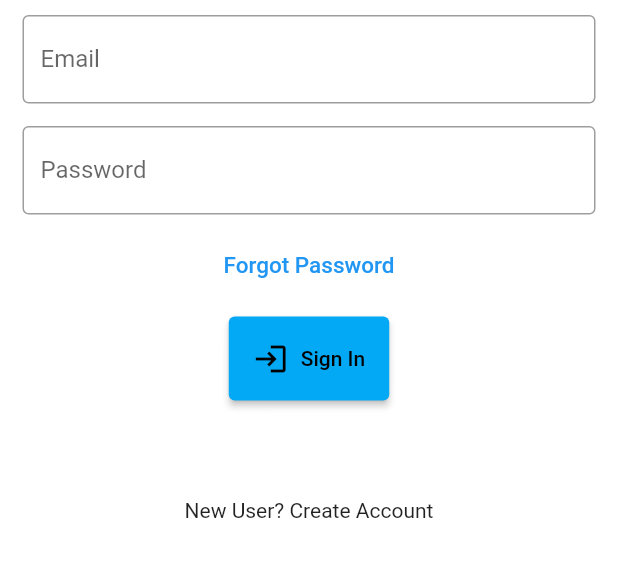
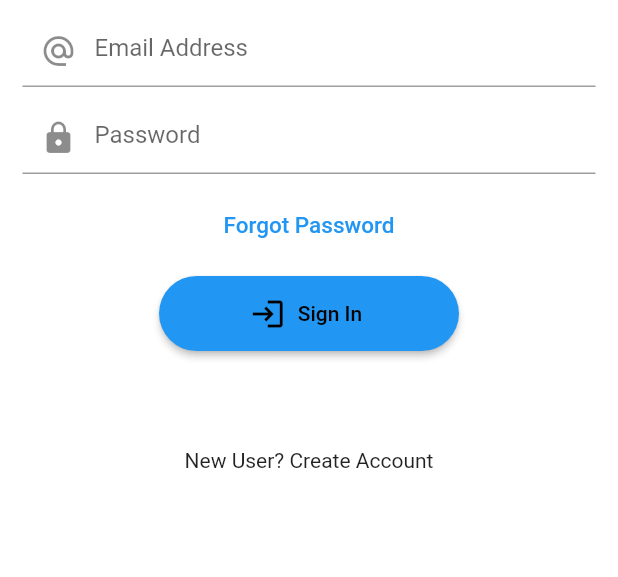
Before and after one commit to narak999/Zest, a Flutter app: the screen it shows after launch, on a phone screen of 412 x 824 dp, the part 375-952 px from its top. Run offline on Flutter 3.47's test engine with Material 2 defaults, Android fonts, the phone set to English and light mode, and no system bars.

Commit message:
Third Commit

```diff
--- a/lib/screen/signinscreen.dart
+++ b/lib/screen/signinscreen.dart
@@ -49,27 +49,23 @@ class _SignInScreenState  extends State<SignInScreen> {
                 ),
               ),
               Padding(
-                //padding: const EdgeInsets.only(left:15.0,right: 15.0,top:0,bottom: 0),
                 padding: const EdgeInsets.symmetric(horizontal: 15),
                 child: TextField(
                   enabled: !_isLoading,
                   decoration: const InputDecoration(
-                      border: OutlineInputBorder(),
-                      labelText: 'Email',
-                      hintText: 'Enter a Valid Email Address'),
+                      prefixIcon: Icon(Icons.alternate_email),
+                      hintText: 'Email Address'),
                 ),
               ),
+              const SizedBox(height: 10),
               Padding(
-                padding: const EdgeInsets.only(
-                    left: 15.0, right: 15.0, top: 15, bottom: 0),
-                //padding: EdgeInsets.symmetric(horizontal: 15),
+                padding: const EdgeInsets.symmetric(horizontal: 15),
                 child: TextField(
                   enabled: !_isLoading,
                   obscureText: true,
                   decoration: const InputDecoration(
-                      border: OutlineInputBorder(),
-                      labelText: 'Password',
-                      hintText: 'Enter a Secure Password'),
+                      prefixIcon: Icon(Icons.lock),
+                      hintText: 'Password'),
                 ),
               ),
               const SizedBox(
@@ -89,7 +85,13 @@ class _SignInScreenState  extends State<SignInScreen> {
               ),
               ElevatedButton.icon(
                   onPressed: _isLoading ? null : _onSubmit,
-                  style: ElevatedButton.styleFrom(backgroundColor: Colors.lightBlue ,padding: const EdgeInsets.all(16.0)),
+                  style: ButtonStyle(
+                      minimumSize: MaterialStateProperty.all(const Size(200, 50)),
+                      shape: MaterialStateProperty.all(RoundedRectangleBorder(
+                        borderRadius: BorderRadius.circular(30),
+                      )),
+                      backgroundColor: MaterialStateProperty.all<Color>(Colors.blue),
+                  ),
                   icon: _isLoading
                       ? Container(
                           width: 24,
```
